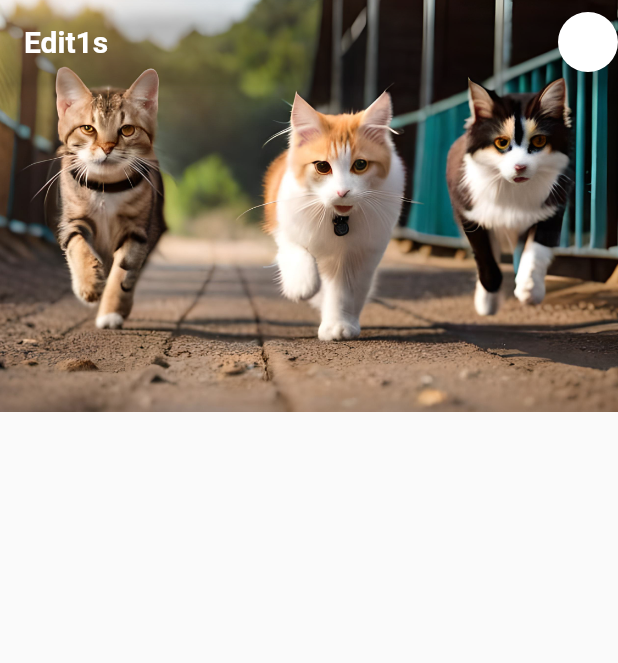
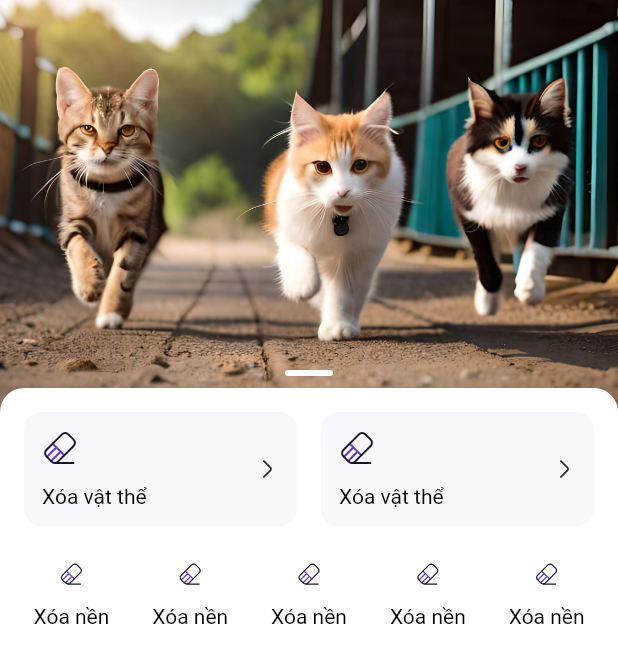
Before and after one commit to iqthuc/base_clean_bloc, a Flutter app: the screen it shows after launch, on a phone screen of 412 x 824 dp. Shown: the top 663 px of the screen. Run offline on Flutter 3.47's test engine with Material 2 defaults, Android fonts, the phone set to English and light mode, and no system bars; our stand-ins replace adaptive_theme, auto_route, copy_with_extension, dartz, device_preview, dio and 18 more; accounts and stored records are empty; generated files the repository leaves out were written again.

Commit message:
commit ngày 5/12/2023

```diff
--- a/lib/common/constants.dart
+++ b/lib/common/constants.dart
@@ -1,4 +1,24 @@
 import 'package:flutter/material.dart';
+
+const double kStatusBarHeight = 24;
+
+const double kIconSize16 = 16;
+const double kIconSize24 = 24;
+const double kIconSize32 = 32;
+const double kIconSize48 = 48;
+
+const double kSpace4 = 4;
+const double kSpace8 = 8;
+const double kSpace12 = 12;
+const double kSpace16 = 16;
+const double kSpace24 = 24;
+const double kSpace32 = 32;
+const double kSpace48 = 48;
+
+const double kRadius8 = 8;
+const double kRadius12 = 12;
+const double kRadius16 = 16;
+const double kRadius24 = 24;
 
 class LocalizationConstants {
   static const Locale viLocale = Locale('vi', 'VN');
--- /dev/null
+++ b/lib/common/mixins/button_mixin.dart
@@ -0,0 +1,11 @@
+import 'package:base_clean_bloc/common/utils/can_tap_services.dart/can_tap_services.dart';
+
+mixin ButtonMixin {
+  bool get canTap => CanTapService.instance.canTap;
+  bool tapIfAvailable({
+    required void Function() onTap,
+    String? eventName,
+    Map<String, Object>? parametters,
+  }) =>
+      CanTapService.instance.tapIfAvailable(onTap: onTap, eventName: eventName, parametters: parametters);
+}
--- /dev/null
+++ b/lib/common/utils/can_tap_services.dart/can_tap_services.dart
@@ -0,0 +1,55 @@
+abstract class ICanTapService {
+  bool get canTap;
+  bool tapIfAvailable({
+    required void Function() onTap,
+    String? eventName,
+    Map<String, Object>? parametters,
+  });
+}
+
+class CanTapService implements ICanTapService {
+  static final CanTapService instance = CanTapService._();
+  CanTapService._();
+
+  /// Khoảng thời gian tối thiểu giữa 2 lần tap (in milliseconds)
+  int get durationCannotTap => 300;
+  int get _currentTime => DateTime.now().millisecondsSinceEpoch;
+
+  int _lastTap = 0;
+
+  int get _notSendEventTime => 5000;
+  int _lastSendEvent = 0;
+  String _lastEventName = '';
+
+  @override
+  bool get canTap {
+    final current = _currentTime;
+    final diff = current - _lastTap;
+    // Trường hợp đổi thời gian hệ thống lùi về phía sau (diff < 0) thì gán lại lastTap
+    final bool = diff > durationCannotTap || diff < 0;
+    if (bool) {
+      _lastTap = current;
+    }
+    return bool;
+  }
+
+  @override
+  bool tapIfAvailable({required void Function() onTap, String? eventName, Map<String, Object>? parametters}) {
+    if (!canTap) {
+      return false;
+    }
+    onTap.call();
+    final bool = _currentTime - _lastSendEvent > _notSendEventTime;
+    if (bool || _lastEventName != eventName) {
+      _lastSendEvent = _currentTime;
+      if (eventName != null && parametters != null) {
+        // AnalyticsService.instance.logEventName(eventName, parameters: parametters);
+        _lastEventName = eventName;
+      } else if (eventName != null) {
+        // AnalyticsService.instance.logViewStateName(eventName);
+        _lastEventName = eventName;
+      }
+    }
+    return true;
+  }
+}
--- a/lib/features/home/home_screen.dart
+++ /dev/null
@@ -1,41 +0,0 @@
-import 'package:auto_route/auto_route.dart';
-import 'package:base_clean_bloc/gen/assets.gen.dart';
-import 'package:flutter/material.dart';
-
-@RoutePage()
-class HomeScreen extends StatefulWidget {
-  const HomeScreen({super.key});
-
-  @override
-  State<HomeScreen> createState() => _HomeScreenState();
-}
-
-class _HomeScreenState extends State<HomeScreen> {
-  @override
-  Widget build(BuildContext context) {
-    return Scaffold(
-        extendBodyBehindAppBar: true,
-        appBar: AppBar(
-          backgroundColor: Colors.transparent,
-          title: const Text(
-            "Edit1s",
-            style: TextStyle(color: Colors.white, fontWeight: FontWeight.bold),
-          ),
-          actions: [
-            Container(
-              padding: const EdgeInsets.all(8),
-              decoration: const BoxDecoration(
-                shape: BoxShape.circle,
-                color: Colors.white,
-              ),
-              child: const Icon(
-                Icons.menu,
-              ),
-            ),
-          ],
-        ),
-        body: Column(
-          children: [Assets.images.homeHeaderImage.image()],
-        ));
-  }
-}
--- /dev/null
+++ b/lib/features/home/presentation/pages/home_screen.dart
@@ -0,0 +1,148 @@
+import 'package:auto_route/auto_route.dart';
+import 'package:base_clean_bloc/common/constants.dart';
+import 'package:base_clean_bloc/features/home/presentation/pages/home_screen_constants.dart';
+import 'package:base_clean_bloc/features/home/presentation/widgets/large_category_item.dart';
+import 'package:base_clean_bloc/features/home/presentation/widgets/small_category_item.dart';
+import 'package:base_clean_bloc/gen/assets.gen.dart';
+import 'package:flutter/material.dart';
+import 'package:flutter/services.dart';
+import 'package:flutter_screenutil/flutter_screenutil.dart';
+
+@RoutePage()
+class HomeScreen extends StatefulWidget {
+  const HomeScreen({super.key});
+
+  @override
+  State<HomeScreen> createState() => _HomeScreenState();
+}
+
+class _HomeScreenState extends State<HomeScreen> {
+  final _sheet = GlobalKey();
+  final _controller = DraggableScrollableController();
+  final ValueNotifier<double> _statusBarOpacity = ValueNotifier(1.0);
+
+  @override
+  void initState() {
+    super.initState();
+    _controller.addListener(_onChanged);
+  }
+
+  void _onChanged() {
+    _statusBarOpacity.value = (1.sh - _controller.pixels) / HomeScreenConstants.controllerOpacityHeight;
+  }
+
+  @override
+  void dispose() {
+    _controller.dispose();
+    super.dispose();
+  }
+
+  @override
+  Widget build(BuildContext context) {
+    return ValueListenableBuilder(
+        valueListenable: _statusBarOpacity,
+        builder: (context, value, _) {
+          return AnnotatedRegion(
+            value: SystemUiOverlayStyle(
+              statusBarColor: Colors.white.withOpacity(1 - value),
+              statusBarIconBrightness: Brightness.dark,
+            ),
+            child: Scaffold(
+                extendBodyBehindAppBar: true,
+                body: Stack(
+                  children: [
+                    Assets.images.homeHeaderImage.image(
+                      height: HomeScreenConstants.homeHeaderImageSize.height,
+                      width: HomeScreenConstants.homeHeaderImageSize.width,
+                      fit: BoxFit.fitWidth,
+                    ),
+                    DraggableScrollableSheet(
+                      key: _sheet,
+                      controller: _controller,
+                      shouldCloseOnMinExtent: false,
+                      initialChildSize: HomeScreenConstants.dragSheetRatio,
+                      minChildSize: HomeScreenConstants.dragSheetRatio,
+                      expand: true,
+                      snap: true,
+                      builder: (context, scrollController) {
+                        return Column(
+                          children: [
+                            Container(
+                              margin: const EdgeInsets.only(bottom: 8, top: 12),
+                              height: 4,
+                              width: 32,
+                              decoration: BoxDecoration(color: Colors.white, borderRadius: BorderRadius.circular(4)),
+                            ),
+                            Expanded(
+                              child: DecoratedBox(
+                                decoration: BoxDecoration(
+                                  color: Colors.white,
+                                  borderRadius: BorderRadius.only(
+                                    topLeft: Radius.circular(kRadius16 * value),
+                                    topRight: Radius.circular(kRadius16 * value),
+                                  ),
+                                ),
+                                child: SingleChildScrollView(
+                                  controller: scrollController,
+                                  child: Column(
+                                    crossAxisAlignment: CrossAxisAlignment.stretch,
+                                    children: [
+                                      Padding(
+                                        padding: const EdgeInsets.only(left: kSpace16, top: kSpace16, right: kSpace16),
+                                        child: Row(
+                                          children: [
+                                            Expanded(
+                                              child: LargeCategoryItem(
+                                                icon: Assets.icons.eraser.svg(),
+                                                title: const Text("Xóa vật thể"),
+                                              ),
+                                            ),
+                                            const SizedBox(width: kSpace16),
+                                            Expanded(
+                                              child: LargeCategoryItem(
+                                                icon: Assets.icons.eraser.svg(),
+                                                title: const Text("Xóa vật thể"),
+                                              ),
+                                            ),
+                                          ],
+                                        ),
+                                      ),
+                                      const SizedBox(
+                                        height: kSpace24,
+                                      ),
+                                      SizedBox(
+                                        height: 60,
+                                        child: ListView.separated(
+                                          shrinkWrap: true,
+                                          padding: HomeScreenConstants.smallCategoryItemListPadding,
+                                          scrollDirection: Axis.horizontal,
+                                          itemCount: 10,
+                                          itemBuilder: (context, index) {
+                                            return SizedBox(
+                                              width: HomeScreenConstants.smallCategoryItemWidth,
+                                              child: SmallCategoryItem(
+                                                icon: Assets.icons.eraser.svg(),
+                                                title: const Text("Xóa nền"),
+                                              ),
+                                            );
+                                          },
+                                          separatorBuilder: (context, index) => const SizedBox(
+                                            width: kSpace16,
+                                          ),
+                                        ),
+                                      )
+                                    ],
+                                  ),
+                                ),
+                              ),
+                            ),
+                          ],
+                        );
+                      },
+                    )
+                  ],
+                )),
+          );
+        });
+  }
+}
--- /dev/null
+++ b/lib/features/home/presentation/pages/home_screen_constants.dart
@@ -0,0 +1,19 @@
+import 'package:base_clean_bloc/common/constants.dart';
+import 'package:flutter/material.dart';
+import 'package:flutter_screenutil/flutter_screenutil.dart';
+
+abstract class HomeScreenConstants {
+  static const homeHeaderImageSizeRatio = 750 / 1125;
+  static final homeHeaderImageSize = Size(1.sw, 1.sw * homeHeaderImageSizeRatio);
+
+  static final dragSheetHeightInitalHeight = 1.sh - homeHeaderImageSize.height + kRadius16 + kStatusBarHeight;
+
+  /// tỷ lệ chiều cao của dragSheet so với widget cha
+  static final double dragSheetRatio = dragSheetHeightInitalHeight / (1.sh);
+
+  /// chiều cao tính từ điểm 0 đến điểm đầu của DragSheet
+  static final double controllerOpacityHeight = 1.sh - dragSheetHeightInitalHeight;
+
+  static const EdgeInsets smallCategoryItemListPadding = EdgeInsets.only(left: kSpace16, right: kSpace16);
+  static final double smallCategoryItemWidth = (1.sw - smallCategoryItemListPadding.horizontal - kSpace16 * 4) / 5;
+}
--- /dev/null
+++ b/lib/features/home/presentation/widgets/large_category_item.dart
@@ -0,0 +1,47 @@
+import 'package:base_clean_bloc/common/constants.dart';
+import 'package:base_clean_bloc/common/mixins/button_mixin.dart';
+import 'package:base_clean_bloc/gen/assets.gen.dart';
+import 'package:flutter/material.dart';
+
+class LargeCategoryItem extends StatelessWidget with ButtonMixin {
+  const LargeCategoryItem({
+    super.key,
+    required this.title,
+    required this.icon,
+    this.onTap,
+  });
+  final Widget title;
+  final Widget icon;
+  final VoidCallback? onTap;
+  @override
+  Widget build(BuildContext context) {
+    return InkWell(
+      onTap: () {
+        if (!canTap) {
+          return;
+        }
+        onTap?.call();
+      },
+      child: Container(
+        padding: const EdgeInsets.all(kSpace12),
+        decoration: BoxDecoration(color: const Color(0xffF7F7FC), borderRadius: BorderRadius.circular(kRadius12)),
+        child: Row(
+          mainAxisAlignment: MainAxisAlignment.spaceBetween,
+          children: [
+            Column(
+              crossAxisAlignment: CrossAxisAlignment.start,
+              children: [
+                SizedBox(width: kIconSize24, height: kIconSize24, child: icon),
+                const SizedBox(
+                  height: kSpace12,
+                ),
+                DefaultTextStyle(style: const TextStyle(color: Colors.black), child: title),
+              ],
+            ),
+            Assets.icons.arrowRight.svg(width: kIconSize16, height: kIconSize16)
+          ],
+        ),
+      ),
+    );
+  }
+}
--- /dev/null
+++ b/lib/features/home/presentation/widgets/small_category_item.dart
@@ -0,0 +1,36 @@
+import 'package:base_clean_bloc/common/index.dart';
+import 'package:flutter/material.dart';
+
+class SmallCategoryItem extends StatelessWidget {
+  const SmallCategoryItem({
+    super.key,
+    required this.icon,
+    required this.title,
+  });
+  final Widget icon;
+  final Widget title;
+
+  @override
+  Widget build(BuildContext context) {
+    return Column(
+      mainAxisSize: MainAxisSize.min,
+      children: [
+        SizedBox(
+          width: kIconSize16,
+          height: kIconSize16,
+          child: icon,
+        ),
+        const SizedBox(
+          height: kSpace12,
+        ),
+        DefaultTextStyle(
+          textAlign: TextAlign.center,
+          style: const TextStyle(
+            color: Colors.black,
+          ),
+          child: title,
+        ),
+      ],
+    );
+  }
+}
--- a/lib/routes/app_router.dart
+++ b/lib/routes/app_router.dart
@@ -1,7 +1,7 @@
 import 'package:auto_route/auto_route.dart';
 import 'package:base_clean_bloc/features/example/presentation/pages/example_page.dart';
 import 'package:base_clean_bloc/features/example/presentation/pages/login_screen.dart';
-import 'package:base_clean_bloc/features/home/home_screen.dart';
+import 'package:base_clean_bloc/features/home/presentation/pages/home_screen.dart';
 import 'package:base_clean_bloc/routes/app_routes.dart';
 import 'package:injectable/injectable.dart';
 
--- a/pubspec.yaml
+++ b/pubspec.yaml
@@ -50,6 +50,7 @@ dependencies:
   path_provider: ^2.1.1
   shared_preferences: ^2.2.2
   sqflite: ^2.3.0
+  flutter_svg: ^2.0.9
 
 dev_dependencies:
   flutter_test:
@@ -80,4 +81,5 @@ flutter:
   assets:
     - assets/env/
     - assets/images/
+    - assets/icons/
     - assets/translations/
```
Also changed, not shown: lib/gen/assets.gen.dart (+73 -0 lines), assets/icons/arrow_right.svg (added), assets/icons/eraser.svg (added), assets/icons/setting.svg (added).
